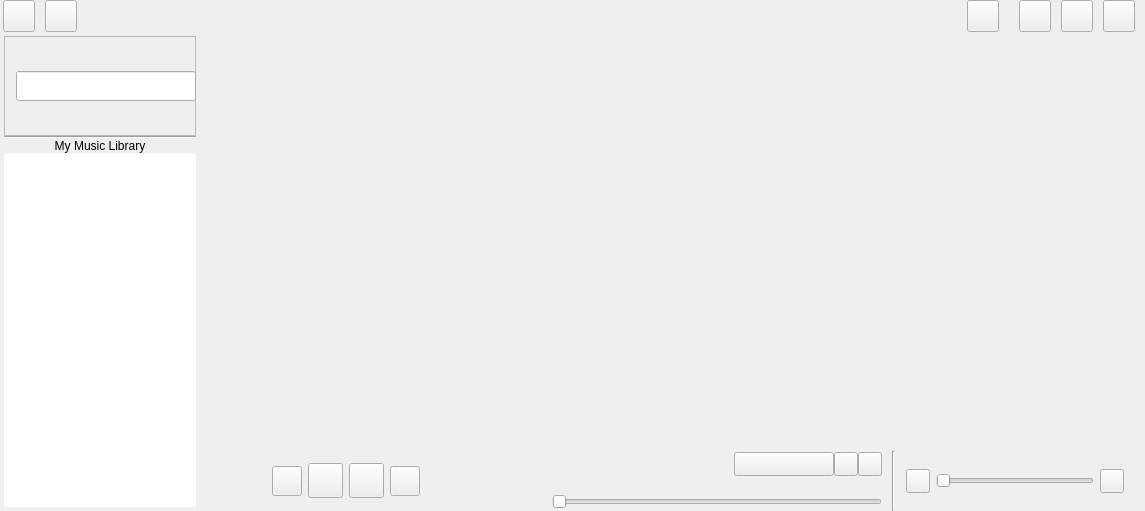
First picture: the form in src/xamp/xamp.ui, repository billlin0904/xamp2, before the edit.
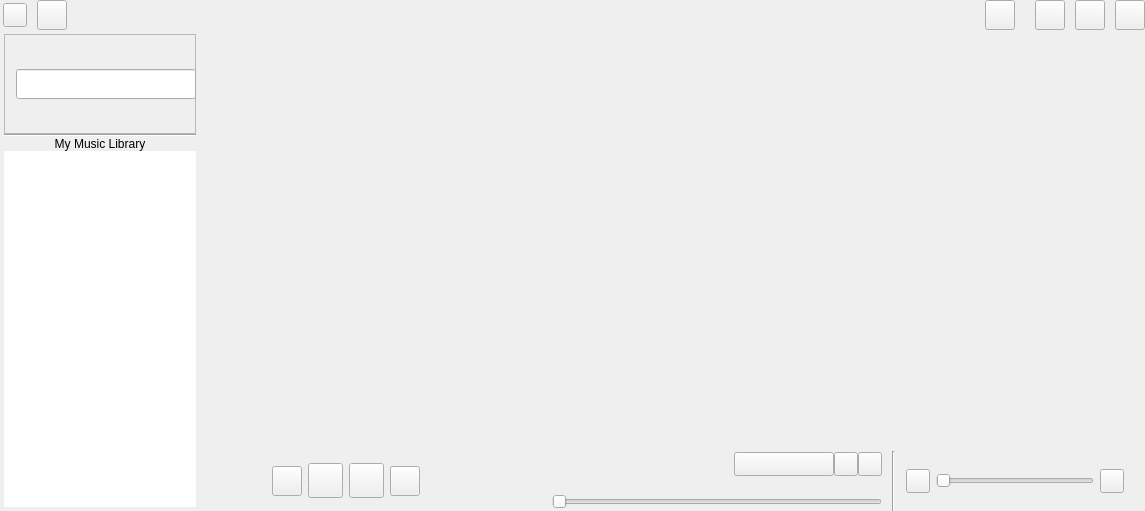
Second picture: the form after the edit. Custom widgets are drawn as their Qt base class.

The edit to the form file:
```diff
--- a/src/xamp/xamp.ui
+++ b/src/xamp/xamp.ui
@@ -662,6 +662,18 @@
    </item>
    <item row="0" column="0" colspan="4">
     <widget class="QFrame" name="titleFrame">
+     <property name="minimumSize">
+      <size>
+       <width>0</width>
+       <height>30</height>
+      </size>
+     </property>
+     <property name="maximumSize">
+      <size>
+       <width>16777215</width>
+       <height>30</height>
+      </size>
+     </property>
      <property name="frameShape">
       <enum>QFrame::NoFrame</enum>
      </property>
@@ -707,14 +719,14 @@
        <widget class="QToolButton" name="logoButton">
         <property name="minimumSize">
          <size>
-          <width>32</width>
-          <height>32</height>
+          <width>24</width>
+          <height>24</height>
          </size>
         </property>
         <property name="maximumSize">
          <size>
-          <width>32</width>
-          <height>32</height>
+          <width>24</width>
+          <height>24</height>
          </size>
         </property>
         <property name="text">
@@ -742,14 +754,14 @@
        <widget class="QToolButton" name="settingsButton">
         <property name="minimumSize">
          <size>
-          <width>32</width>
-          <height>32</height>
+          <width>30</width>
+          <height>30</height>
          </size>
         </property>
         <property name="maximumSize">
          <size>
-          <width>32</width>
-          <height>32</height>
+          <width>30</width>
+          <height>30</height>
          </size>
         </property>
         <property name="focusPolicy">
@@ -780,14 +792,14 @@
        <widget class="QToolButton" name="themeButton">
         <property name="minimumSize">
          <size>
-          <width>32</width>
-          <height>32</height>
+          <width>30</width>
+          <height>30</height>
          </size>
         </property>
         <property name="maximumSize">
          <size>
-          <width>32</width>
-          <height>32</height>
+          <width>30</width>
+          <height>30</height>
          </size>
         </property>
         <property name="focusPolicy">
@@ -821,14 +833,14 @@
        <widget class="QToolButton" name="minWinButton">
         <property name="minimumSize">
          <size>
-          <width>32</width>
-          <height>32</height>
+          <width>30</width>
+          <height>30</height>
          </size>
         </property>
         <property name="maximumSize">
          <size>
-          <width>32</width>
-          <height>32</height>
+          <width>30</width>
+          <height>30</height>
          </size>
         </property>
         <property name="focusPolicy">
@@ -862,14 +874,14 @@
        <widget class="QToolButton" name="maxWinButton">
         <property name="minimumSize">
          <size>
-          <width>32</width>
-          <height>32</height>
+          <width>30</width>
+          <height>30</height>
          </size>
         </property>
         <property name="maximumSize">
          <size>
-          <width>32</width>
-          <height>32</height>
+          <width>30</width>
+          <height>30</height>
          </size>
         </property>
         <property name="focusPolicy">
@@ -900,14 +912,14 @@
        <widget class="QToolButton" name="closeButton">
         <property name="minimumSize">
          <size>
-          <width>32</width>
-          <height>32</height>
+          <width>30</width>
+          <height>30</height>
          </size>
         </property>
         <property name="maximumSize">
          <size>
-          <width>32</width>
-          <height>32</height>
+          <width>30</width>
+          <height>30</height>
          </size>
         </property>
         <property name="focusPolicy">
@@ -918,22 +930,6 @@
         </property>
        </widget>
       </item>
-      <item>
-       <spacer name="horizontalSpacer_10">
-        <property name="orientation">
-         <enum>Qt::Horizontal</enum>
-        </property>
-        <property name="sizeType">
-         <enum>QSizePolicy::Fixed</enum>
-        </property>
-        <property name="sizeHint" stdset="0">
-         <size>
-          <width>10</width>
-          <height>20</height>
-         </size>
-        </property>
-       </spacer>
-      </item>
      </layout>
     </widget>
    </item>
```
